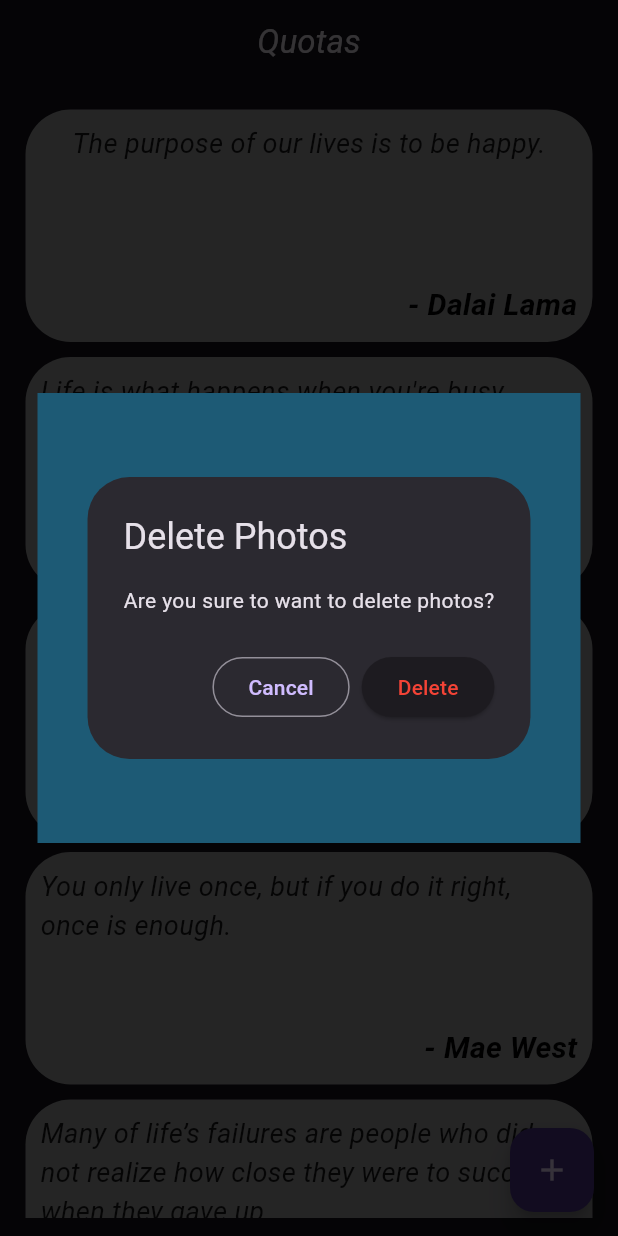
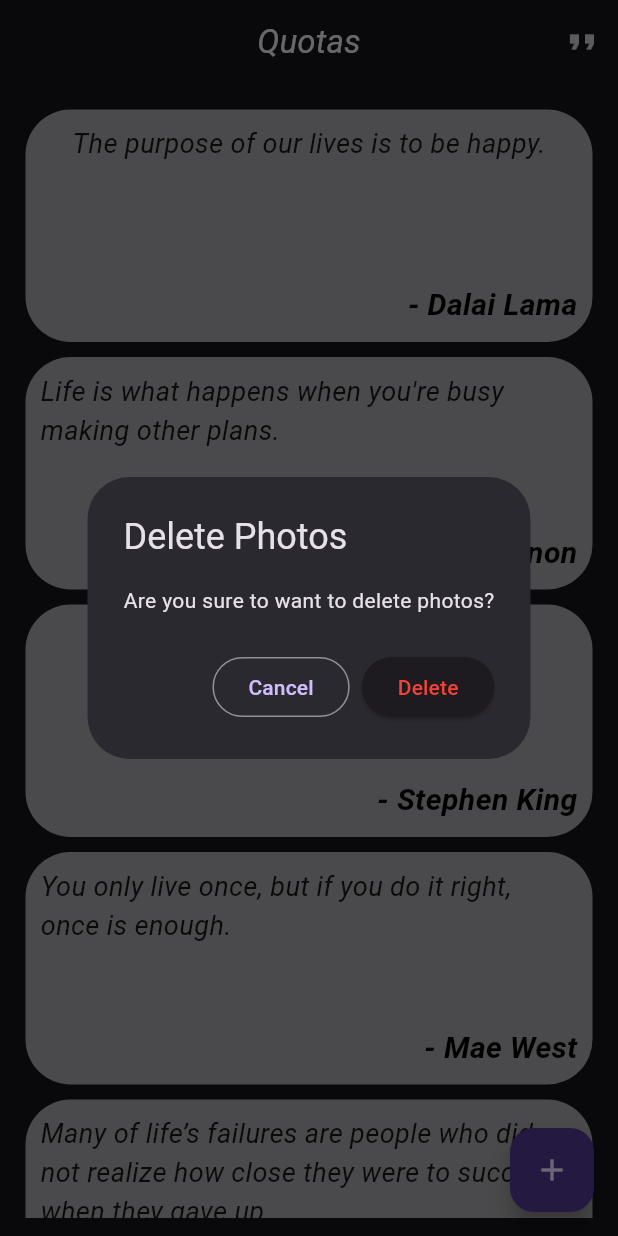
Before and after one commit to vrajGodhani24/quotes_app_5_pm, a Flutter app: the screen it shows after launch, after a tap on the "add" icon, on a phone screen of 412 x 824 dp. Run offline on Flutter 3.47's test engine with Material 2 defaults, Android fonts, the light colour scheme and no system bars.

Commit message:
24-10-2023 first upload

```diff
--- a/lib/screens/homepage.dart
+++ b/lib/screens/homepage.dart
@@ -1,3 +1,5 @@
+import 'dart:math';
+
 import 'package:flutter/material.dart';
 import 'package:quatos_app/model/quotes.dart';
 import 'package:quatos_app/utils/global.dart';
@@ -11,6 +13,8 @@ class HomePage extends StatefulWidget {
 }
 
 class _HomePageState extends State<HomePage> {
+  Random random = Random();
+
   @override
   void initState() {
     super.initState();
@@ -69,24 +73,31 @@ class _HomePageState extends State<HomePage> {
             style: TextStyle(fontStyle: FontStyle.italic),
           ),
           centerTitle: true,
+          actions: [
+            IconButton(
+              onPressed: () {
+                int i = random.nextInt(Global.quotes.length);
+
+                showDialog(
+                  context: context,
+                  builder: (context) => AlertDialog(
+                    title: const Text("Quote"),
+                    content: Text(Global.quotes[i].quote),
+                    actions: [
+                      Text(
+                        "- ${Global.quotes[i].author}",
+                        style: const TextStyle(fontWeight: FontWeight.bold),
+                      ),
+                    ],
+                  ),
+                );
+              },
+              icon: const Icon(Icons.format_quote_sharp),
+            ),
+          ],
         ),
         floatingActionButton: FloatingActionButton(
           onPressed: () {
-            showGeneralDialog(
-              context: context,
-              pageBuilder: (context, _, __) {
-                return Container(
-                  padding: const EdgeInsets.all(25),
-                  alignment: Alignment.center,
-                  child: Container(
-                    height: 300,
-                    width: double.infinity,
-                    color: Colors.lightBlueAccent,
-                  ),
-                );
-              },
-            );
-
             showDialog(
               context: context,
               builder: (context) => AlertDialog(
@@ -119,11 +130,9 @@ class _HomePageState extends State<HomePage> {
         body: Container(
           padding: const EdgeInsets.all(12),
           alignment: Alignment.center,
-          child: SingleChildScrollView(
-            child: Column(
-              children: Global.quotes
-                  .map(
-                    (e) => Container(
+          child: ListView.builder(
+            itemCount: Global.quotes.length,
+            itemBuilder: (context, i) => Container(
               margin: const EdgeInsets.all(5),
               padding: const EdgeInsets.all(10),
               height: 155,
@@ -136,23 +145,20 @@ class _HomePageState extends State<HomePage> {
                 mainAxisAlignment: MainAxisAlignment.spaceBetween,
                 children: [
                   Text(
-                            e.quote,
+                    Global.quotes[i].quote,
                     style: style(18, Colors.black87),
                   ),
                   Row(
                     mainAxisAlignment: MainAxisAlignment.end,
                     children: [
                       Text(
-                                "- ${e.author}",
+                        "- ${Global.quotes[i].author}",
                         style: style(20, Colors.black, FontWeight.bold),
                       ),
                     ],
                   ),
                 ],
               ),
-                    ),
-                  )
-                  .toList(),
             ),
           ),
         ),
--- a/lib/utils/quates_data.dart
+++ b/lib/utils/quates_data.dart
@@ -54,4 +54,9 @@ List<Map<String, dynamic>> allQuotes = [
     'quote': 'Not how long, but how well you have lived is the main thing.',
     'author': 'Seneca',
   },
+  {
+    'id': 11,
+    'quote': 'Every problem have a solutions',
+    'author': 'Vraj Godhani',
+  },
 ];
```
Lines whose indentation alone changed are shown as unchanged.
